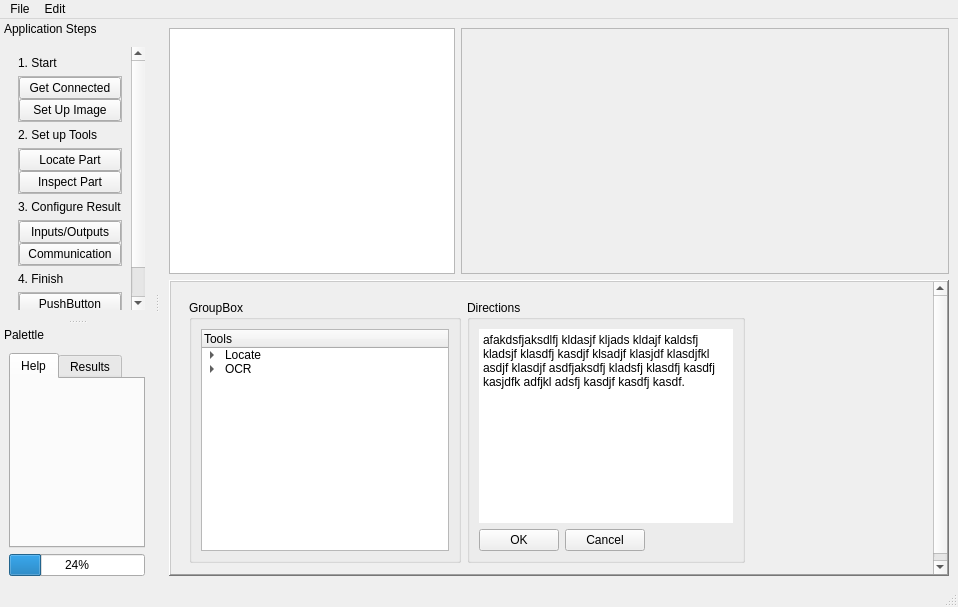
Above: deepvision-ui/gui/ui_mainwindow.ui from itsarpitgupta/dream-projects before the change. Below: the same form after it.
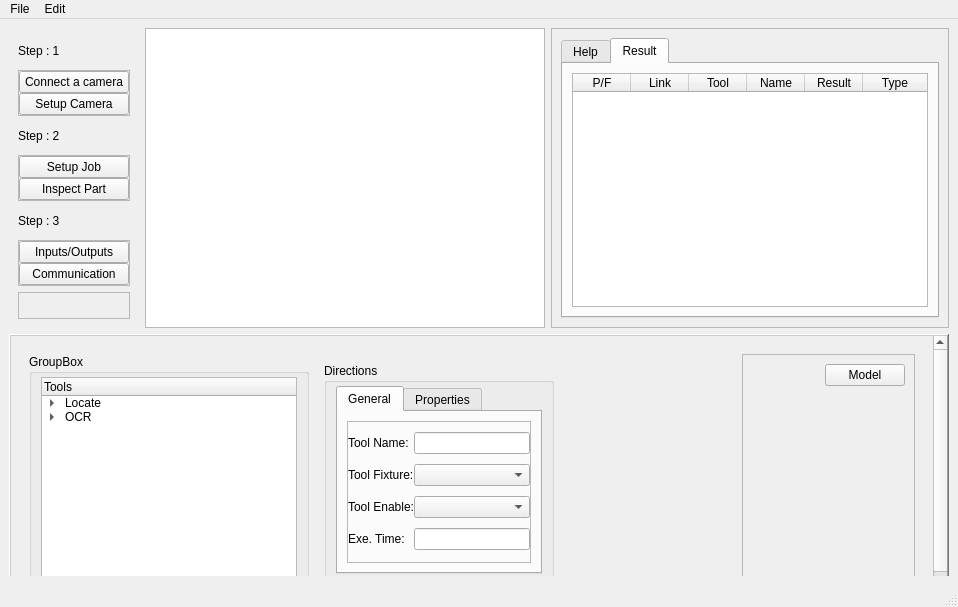
That is the form after the change. The open tabs and pages were chosen to show the change.

Commit message: pattern tool in progress

What changed in the file:
```diff
--- a/deepvision-ui/gui/ui_mainwindow.ui
+++ b/deepvision-ui/gui/ui_mainwindow.ui
@@ -25,7 +25,227 @@
   <widget class="QWidget" name="centralwidget">
    <layout class="QGridLayout" name="gridLayout_5">
     <item row="0" column="0">
+     <widget class="QScrollArea" name="scrollArea">
+      <property name="maximumSize">
+       <size>
+        <width>130</width>
+        <height>16777215</height>
+       </size>
+      </property>
+      <property name="frameShape">
+       <enum>QFrame::Box</enum>
+      </property>
+      <property name="frameShadow">
+       <enum>QFrame::Plain</enum>
+      </property>
+      <property name="lineWidth">
+       <number>0</number>
+      </property>
+      <property name="verticalScrollBarPolicy">
+       <enum>Qt::ScrollBarAsNeeded</enum>
+      </property>
+      <property name="widgetResizable">
+       <bool>true</bool>
+      </property>
+      <widget class="QWidget" name="scrollAreaWidgetContents">
+       <property name="geometry">
+        <rect>
+         <x>0</x>
+         <y>0</y>
+         <width>130</width>
+         <height>300</height>
+        </rect>
+       </property>
+       <layout class="QGridLayout" name="gridLayout_7">
+        <item row="4" column="0">
+         <widget class="QLabel" name="label_3">
+          <property name="text">
+           <string>Step : 3</string>
+          </property>
+         </widget>
+        </item>
+        <item row="0" column="0">
+         <widget class="QLabel" name="label">
+          <property name="text">
+           <string>Step : 1</string>
+          </property>
+         </widget>
+        </item>
+        <item row="2" column="0">
+         <widget class="QLabel" name="label_2">
+          <property name="text">
+           <string>Step : 2</string>
+          </property>
+         </widget>
+        </item>
+        <item row="6" column="0">
+         <widget class="QFrame" name="frame_5">
+          <property name="frameShape">
+           <enum>QFrame::StyledPanel</enum>
+          </property>
+          <property name="frameShadow">
+           <enum>QFrame::Raised</enum>
+          </property>
+          <layout class="QVBoxLayout" name="verticalLayout_5">
+           <property name="spacing">
+            <number>0</number>
+           </property>
+           <property name="leftMargin">
+            <number>0</number>
+           </property>
+           <property name="topMargin">
+            <number>0</number>
+           </property>
+           <property name="rightMargin">
+            <number>0</number>
+           </property>
+           <property name="bottomMargin">
+            <number>0</number>
+           </property>
+          </layout>
+         </widget>
+        </item>
+        <item row="3" column="0">
+         <widget class="QFrame" name="frame_3">
+          <property name="frameShape">
+           <enum>QFrame::StyledPanel</enum>
+          </property>
+          <property name="frameShadow">
+           <enum>QFrame::Raised</enum>
+          </property>
+          <layout class="QVBoxLayout" name="verticalLayout_2">
+           <property name="spacing">
+            <number>0</number>
+           </property>
+           <property name="leftMargin">
+            <number>0</number>
+           </property>
+           <property name="topMargin">
+            <number>0</number>
+           </property>
+           <property name="rightMargin">
+            <number>0</number>
+           </property>
+           <property name="bottomMargin">
+            <number>0</number>
+           </property>
+           <item>
+            <widget class="QPushButton" name="pushButton_3">
+             <property name="text">
+              <string>Setup Job</string>
+             </property>
+            </widget>
+           </item>
+           <item>
+            <widget class="QPushButton" name="pushButton_4">
+             <property name="text">
+              <string>Inspect Part</string>
+             </property>
+            </widget>
+           </item>
+          </layout>
+         </widget>
+        </item>
+        <item row="5" column="0">
+         <widget class="QFrame" name="frame_4">
+          <property name="frameShape">
+           <enum>QFrame::StyledPanel</enum>
+          </property>
+          <property name="frameShadow">
+           <enum>QFrame::Raised</enum>
+          </property>
+          <layout class="QVBoxLayout" name="verticalLayout_4">
+           <property name="spacing">
+            <number>0</number>
+           </property>
+           <property name="leftMargin">
+            <number>0</number>
+           </property>
+           <property name="topMargin">
+            <number>0</number>
+           </property>
+           <property name="rightMargin">
+            <number>0</number>
+           </property>
+           <property name="bottomMargin">
+            <number>0</number>
+           </property>
+           <item>
+            <widget class="QPushButton" name="pushButton_5">
+             <property name="text">
+              <string>Inputs/Outputs</string>
+             </property>
+            </widget>
+           </item>
+           <item>
+            <widget class="QPushButton" name="pushButton_6">
+             <property name="text">
+              <string>Communication</string>
+             </property>
+            </widget>
+           </item>
+          </layout>
+         </widget>
+        </item>
+        <item row="1" column="0">
+         <widget class="QFrame" name="frame_2">
+          <property name="frameShape">
+           <enum>QFrame::StyledPanel</enum>
+          </property>
+          <property name="frameShadow">
+           <enum>QFrame::Raised</enum>
+          </property>
+          <layout class="QVBoxLayout" name="verticalLayout">
+           <property name="spacing">
+            <number>0</number>
+           </property>
+           <property name="leftMargin">
+            <number>0</number>
+           </property>
+           <property name="topMargin">
+            <number>0</number>
+           </property>
+           <property name="rightMargin">
+            <number>0</number>
+           </property>
+           <property name="bottomMargin">
+            <number>0</number>
+           </property>
+           <item>
+            <widget class="QPushButton" name="pushButton">
+             <property name="text">
+              <string>Connect a camera</string>
+             </property>
+            </widget>
+           </item>
+           <item>
+            <widget class="QPushButton" name="pushButton_2">
+             <property name="text">
+              <string>Setup Camera</string>
+             </property>
+            </widget>
+           </item>
+          </layout>
+         </widget>
+        </item>
+       </layout>
+      </widget>
+     </widget>
+    </item>
+    <item row="0" column="1">
      <widget class="QGraphicsView" name="graphicsView">
+      <property name="minimumSize">
+       <size>
+        <width>400</width>
+        <height>300</height>
+       </size>
+      </property>
+      <property name="maximumSize">
+       <size>
+        <width>400</width>
+        <height>300</height>
+       </size>
+      </property>
       <property name="verticalScrollBarPolicy">
        <enum>Qt::ScrollBarAlwaysOff</enum>
       </property>
@@ -34,7 +254,7 @@
       </property>
      </widget>
     </item>
-    <item row="0" column="1">
+    <item row="0" column="2">
      <widget class="QFrame" name="frame_7">
       <property name="frameShape">
        <enum>QFrame::StyledPanel</enum>
@@ -42,24 +262,104 @@
       <property name="frameShadow">
        <enum>QFrame::Raised</enum>
       </property>
-      <layout class="QVBoxLayout" name="verticalLayout_7">
-       <item>
-        <spacer name="horizontalSpacer">
-         <property name="orientation">
-          <enum>Qt::Horizontal</enum>
+      <layout class="QGridLayout" name="gridLayout_2">
+       <item row="0" column="0">
+        <widget class="QTabWidget" name="tabWidget">
+         <property name="currentIndex">
+          <number>1</number>
          </property>
-         <property name="sizeHint" stdset="0">
-          <size>
-           <width>468</width>
-           <height>20</height>
-          </size>
-         </property>
-        </spacer>
+         <widget class="QWidget" name="tab">
+          <attribute name="title">
+           <string>Help</string>
+          </attribute>
+          <layout class="QGridLayout" name="gridLayout_14"/>
+         </widget>
+         <widget class="QWidget" name="Help">
+          <attribute name="title">
+           <string>Result</string>
+          </attribute>
+          <layout class="QGridLayout" name="gridLayout_11">
+           <item row="0" column="0">
+            <widget class="QTableWidget" name="tableWidget">
+             <property name="autoScroll">
+              <bool>true</bool>
+             </property>
+             <property name="autoScrollMargin">
+              <number>0</number>
+             </property>
+             <property name="textElideMode">
+              <enum>Qt::ElideLeft</enum>
+             </property>
+             <property name="showGrid">
+              <bool>true</bool>
+             </property>
+             <property name="wordWrap">
+              <bool>true</bool>
+             </property>
+             <property name="cornerButtonEnabled">
+              <bool>true</bool>
+             </property>
+             <attribute name="horizontalHeaderDefaultSectionSize">
+              <number>58</number>
+             </attribute>
+             <attribute name="horizontalHeaderMinimumSectionSize">
+              <number>30</number>
+             </attribute>
+             <attribute name="horizontalHeaderStretchLastSection">
+              <bool>true</bool>
+             </attribute>
+             <attribute name="verticalHeaderDefaultSectionSize">
+              <number>19</number>
+             </attribute>
+             <attribute name="verticalHeaderHighlightSections">
+              <bool>true</bool>
+             </attribute>
+             <attribute name="verticalHeaderMinimumSectionSize">
+              <number>17</number>
+             </attribute>
+             <attribute name="verticalHeaderStretchLastSection">
+              <bool>false</bool>
+             </attribute>
+             <column>
+              <property name="text">
+               <string>P/F</string>
+              </property>
+             </column>
+             <column>
+              <property name="text">
+               <string>Link</string>
+              </property>
+             </column>
+             <column>
+              <property name="text">
+               <string>Tool</string>
+              </property>
+             </column>
+             <column>
+              <property name="text">
+               <string>Name</string>
+              </property>
+             </column>
+             <column>
+              <property name="text">
+               <string>Result</string>
+              </property>
+             </column>
+             <column>
+              <property name="text">
+               <string>Type</string>
+              </property>
+             </column>
+            </widget>
+           </item>
+          </layout>
+         </widget>
+        </widget>
        </item>
       </layout>
      </widget>
     </item>
-    <item row="1" column="0" colspan="2">
+    <item row="1" column="0" colspan="3">
      <widget class="QSplitter" name="splitter">
       <property name="minimumSize">
        <size>
@@ -95,7 +395,7 @@
        <property name="frameShadow">
         <enum>QFrame::Raised</enum>
        </property>
-       <layout class="QGridLayout" name="gridLayout_2">
+       <layout class="QGridLayout" name="gridLayout_6">
         <property name="leftMargin">
          <number>0</number>
         </property>
@@ -113,9 +413,18 @@
         </property>
         <item row="0" column="0">
          <widget class="QScrollArea" name="scrollArea_2">
+          <property name="maximumSize">
+           <size>
+            <width>16777215</width>
+            <height>16777215</height>
+           </size>
+          </property>
           <property name="frameShape">
            <enum>QFrame::NoFrame</enum>
           </property>
+          <property name="verticalScrollBarPolicy">
+           <enum>Qt::ScrollBarAsNeeded</enum>
+          </property>
           <property name="widgetResizable">
            <bool>true</bool>
           </property>
@@ -124,8 +433,8 @@
             <rect>
              <x>0</x>
              <y>0</y>
-             <width>786</width>
-             <height>292</height>
+             <width>936</width>
+             <height>272</height>
             </rect>
            </property>
            <layout class="QGridLayout" name="gridLayout_25">
@@ -558,13 +867,277 @@
                </layout>
               </widget>
               <widget class="QWidget" name="page_2">
-               <layout class="QGridLayout" name="gridLayout_22">
+               <layout class="QGridLayout" name="gridLayout_15">
+                <item row="0" column="1">
+                 <widget class="QStackedWidget" name="stackedWidget">
+                  <property name="maximumSize">
+                   <size>
+                    <width>300</width>
+                    <height>16777215</height>
+                   </size>
+                  </property>
+                  <property name="frameShadow">
+                   <enum>QFrame::Sunken</enum>
+                  </property>
+                  <property name="lineWidth">
+                   <number>0</number>
+                  </property>
+                  <property name="currentIndex">
+                   <number>0</number>
+                  </property>
+                  <widget class="QWidget" name="page">
+                   <layout class="QGridLayout" name="gridLayout_10">
+                    <item row="0" column="0">
+                     <widget class="QGroupBox" name="groupBox_14">
+                      <property name="maximumSize">
+                       <size>
+                        <width>350</width>
+                        <height>16777215</height>
+                       </size>
+                      </property>
+                      <property name="title">
+                       <string>Directions</string>
+                      </property>
+                      <layout class="QGridLayout" name="gridLayout_9">
+                       <property name="topMargin">
+                        <number>3</number>
+                       </property>
+                       <property name="bottomMargin">
+                        <number>3</number>
+                       </property>
+                       <item row="1" column="0">
+                        <layout class="QHBoxLayout" name="horizontalLayout_2">
+                         <item>
+                          <spacer name="horizontalSpacer_2">
+                           <property name="orientation">
+                            <enum>Qt::Horizontal</enum>
+                           </property>
+                           <property name="sizeHint" stdset="0">
+                            <size>
+                             <width>40</width>
+                             <height>20</height>
+                            </size>
+                           </property>
+                          </spacer>
+                         </item>
+                         <item>
+                          <widget class="QPushButton" name="pushButton_31">
+                           <property name="text">
+                            <string>Save</string>
+                           </property>
+                          </widget>
+                         </item>
+                         <item>
+                          <widget class="QPushButton" name="pushButton_32">
+                           <property name="text">
+                            <string>Cancel</string>
+                           </property>
+                          </widget>
+                         </item>
+                        </layout>
+                       </item>
+                       <item row="0" column="0">
+                        <widget class="QTabWidget" name="tabWidget_3">
+                         <property name="currentIndex">
+                          <number>0</number>
+                         </property>
+                         <widget class="QWidget" name="tab_5">
+                          <attribute name="title">
+                           <string>General</string>
+                          </attribute>
+                          <layout class="QHBoxLayout" name="horizontalLayout">
+                           <item>
+                            <widget class="QFrame" name="frame_8">
+                             <property name="frameShape">
+                              <enum>QFrame::StyledPanel</enum>
+                             </property>
+                             <property name="frameShadow">
+                              <enum>QFrame::Raised</enum>
+                             </property>
+                             <layout class="QGridLayout" name="gridLayout_3">
+                              <property name="leftMargin">
+                               <number>0</number>
+                              </property>
+                              <property name="topMargin">
+                               <number>0</number>
+                              </property>
+                              <property name="rightMargin">
+                               <number>0</number>
+                              </property>
+                              <property name="bottomMargin">
+                               <number>0</number>
+                              </property>
+                              <property name="spacing">
+                               <number>0</number>
+                              </property>
+                              <item row="3" column="1">
+                               <widget class="QLineEdit" name="lineEdit_2"/>
+                              </item>
+                              <item row="2" column="1">
+                               <widget class="QComboBox" name="comboBox_6"/>
+                              </item>
+                              <item row="3" column="0">
+                               <widget class="QLabel" name="label_7">
+                                <property name="text">
+                                 <string>Exe. Time:</string>
+                                </property>
+                               </widget>
+                              </item>
+                              <item row="2" column="0">
+                               <widget class="QLabel" name="label_6">
+                                <property name="text">
+                                 <string>Tool Enable:</string>
+                                </property>
+                               </widget>
+                              </item>
+                              <item row="0" column="1">
+                               <widget class="QLineEdit" name="lineEdit"/>
+                              </item>
+                              <item row="1" column="0">
+                               <widget class="QLabel" name="label_5">
+                                <property name="text">
+                                 <string>Tool Fixture:</string>
+                                </property>
+                               </widget>
+                              </item>
+                              <item row="0" column="0">
+                               <widget class="QLabel" name="label_4">
+                                <property name="text">
+                                 <string>Tool Name:</string>
+                                </property>
+                               </widget>
+                              </item>
+                              <item row="1" column="1">
+                               <widget class="QComboBox" name="comboBox_5"/>
+                              </item>
+                             </layout>
+                            </widget>
+                           </item>
+                          </layout>
+                         </widget>
+                         <widget class="QWidget" name="tab_6">
+                          <attribute name="title">
+                           <string>Properties</string>
+                          </attribute>
+                          <layout class="QGridLayout" name="gridLayout_4">
+                           <item row="0" column="1" colspan="3">
+                            <widget class="QComboBox" name="comboBox"/>
+                           </item>
+                           <item row="1" column="0">
+                            <widget class="QLabel" name="label_9">
+                             <property name="text">
+                              <string>Option</string>
+                             </property>
+                            </widget>
+                           </item>
+                           <item row="0" column="0">
+                            <widget class="QLabel" name="label_8">
+                             <property name="text">
+                              <string>Method Name:</string>
+                             </property>
+                            </widget>
+                           </item>
+                           <item row="1" column="1" colspan="3">
+                            <widget class="QComboBox" name="comboBox_2"/>
+                           </item>
+                           <item row="3" column="0">
+                            <spacer name="verticalSpacer">
+                             <property name="orientation">
+                              <enum>Qt::Vertical</enum>
+                             </property>
+                             <property name="sizeHint" stdset="0">
+                              <size>
+                               <width>20</width>
+                               <height>40</height>
+                              </size>
+                             </property>
+                            </spacer>
+                           </item>
+                           <item row="2" column="0">
+                            <widget class="QLabel" name="label_10">
+                             <property name="text">
+                              <string>Threshold:</string>
+                             </property>
+                            </widget>
+                           </item>
+                           <item row="2" column="1" colspan="3">
+                            <widget class="QSpinBox" name="spinBox"/>
+                           </item>
+                          </layout>
+                         </widget>
+                        </widget>
+                       </item>
+                      </layout>
+                     </widget>
+                    </item>
+                   </layout>
+                  </widget>
+                  <widget class="QWidget" name="page_3"/>
+                 </widget>
+                </item>
+                <item row="0" column="3">
+                 <widget class="QFrame" name="frame_9">
+                  <property name="maximumSize">
+                   <size>
+                    <width>400</width>
+                    <height>400</height>
+                   </size>
+                  </property>
+                  <property name="frameShape">
+                   <enum>QFrame::StyledPanel</enum>
+                  </property>
+                  <property name="frameShadow">
+                   <enum>QFrame::Raised</enum>
+                  </property>
+                  <layout class="QGridLayout" name="gridLayout_13">
+                   <item row="0" column="1">
+                    <spacer name="horizontalSpacer">
+                     <property name="orientation">
+                      <enum>Qt::Horizontal</enum>
+                     </property>
+                     <property name="sizeHint" stdset="0">
+                      <size>
+                       <width>40</width>
+                       <height>20</height>
+                      </size>
+                     </property>
+                    </spacer>
+                   </item>
+                   <item row="1" column="1" colspan="2">
+                    <widget class="QLabel" name="label_11">
+                     <property name="text">
+                      <string/>
+                     </property>
+                    </widget>
+                   </item>
+                   <item row="0" column="2">
+                    <widget class="QPushButton" name="pushButton_7">
+                     <property name="text">
+                      <string>Model</string>
+                     </property>
+                    </widget>
+                   </item>
+                  </layout>
+                 </widget>
+                </item>
                 <item row="0" column="0">
                  <widget class="QGroupBox" name="groupBox_13">
+                  <property name="maximumSize">
+                   <size>
+                    <width>300</width>
+                    <height>16777215</height>
+                   </size>
+                  </property>
                   <property name="title">
                    <string>GroupBox</string>
                   </property>
-                  <layout class="QGridLayout" name="gridLayout_23">
+                  <layout class="QGridLayout" name="gridLayout_8">
+                   <property name="topMargin">
+                    <number>3</number>
+                   </property>
+                   <property name="bottomMargin">
+                    <number>3</number>
+                   </property>
                    <item row="0" column="0">
                     <widget class="QTreeWidget" name="treeWidget_2">
                      <property name="dragEnabled">
@@ -576,6 +1149,12 @@
                      <property name="animated">
                       <bool>true</bool>
                      </property>
+                     <attribute name="headerVisible">
+                      <bool>true</bool>
+                     </attribute>
+                     <attribute name="headerCascadingSectionResizes">
+                      <bool>false</bool>
+                     </attribute>
                      <column>
                       <property name="text">
                        <string>Tools</string>
@@ -616,67 +1195,14 @@
                   </layout>
                  </widget>
                 </item>
-                <item row="0" column="1">
-                 <widget class="QGroupBox" name="groupBox_14">
-                  <property name="title">
-                   <string>Directions</string>
-                  </property>
-                  <layout class="QGridLayout" name="gridLayout_24">
-                   <item row="0" column="0" colspan="2">
-                    <widget class="QPlainTextEdit" name="plainTextEdit_2">
-                     <property name="frameShape">
-                      <enum>QFrame::NoFrame</enum>
-                     </property>
-                     <property name="lineWidth">
-                      <number>0</number>
-                     </property>
-                     <property name="plainText">
-                      <string>afakdsfjaksdlfj kldasjf kljads kldajf kaldsfj kladsjf klasdfj kasdjf klsadjf klasjdf klasdjfkl asdjf klasdjf asdfjaksdfj kladsfj klasdfj kasdfj kasjdfk adfjkl adsfj kasdjf kasdfj kasdf.</string>
-                     </property>
-                    </widget>
-                   </item>
-                   <item row="1" column="0">
-                    <layout class="QHBoxLayout" name="horizontalLayout_2">
-                     <item>
-                      <widget class="QPushButton" name="pushButton_31">
-                       <property name="text">
-                        <string>OK</string>
-                       </property>
-                      </widget>
-                     </item>
-                     <item>
-                      <widget class="QPushButton" name="pushButton_32">
-                       <property name="text">
-                        <string>Cancel</string>
-                       </property>
-                      </widget>
-                     </item>
-                    </layout>
-                   </item>
-                   <item row="1" column="1">
-                    <spacer name="horizontalSpacer_5">
-                     <property name="orientation">
-                      <enum>Qt::Horizontal</enum>
-                     </property>
-                     <property name="sizeHint" stdset="0">
-                      <size>
-                       <width>89</width>
-                       <height>20</height>
-                      </size>
-                     </property>
-                    </spacer>
-                   </item>
-                  </layout>
-                 </widget>
-                </item>
                 <item row="0" column="2">
-                 <spacer name="horizontalSpacer_6">
+                 <spacer name="horizontalSpacer_3">
                   <property name="orientation">
                    <enum>Qt::Horizontal</enum>
                   </property>
                   <property name="sizeHint" stdset="0">
                    <size>
-                    <width>178</width>
+                    <width>40</width>
                     <height>20</height>
                    </size>
                   </property>
@@ -723,296 +1249,6 @@
     <bool>true</bool>
    </property>
   </widget>
-  <widget class="QDockWidget" name="dockWidget">
-   <property name="maximumSize">
-    <size>
-     <width>524287</width>
-     <height>300</height>
-    </size>
-   </property>
-   <property name="features">
-    <set>QDockWidget::DockWidgetMovable</set>
-   </property>
-   <property name="windowTitle">
-    <string>Application Steps</string>
-   </property>
-   <attribute name="dockWidgetArea">
-    <number>1</number>
-   </attribute>
-   <widget class="QWidget" name="dockWidgetContents">
-    <layout class="QVBoxLayout" name="verticalLayout_3">
-     <item>
-      <widget class="QScrollArea" name="scrollArea">
-       <property name="frameShape">
-        <enum>QFrame::Box</enum>
-       </property>
-       <property name="frameShadow">
-        <enum>QFrame::Plain</enum>
-       </property>
-       <property name="lineWidth">
-        <number>0</number>
-       </property>
-       <property name="verticalScrollBarPolicy">
-        <enum>Qt::ScrollBarAlwaysOn</enum>
-       </property>
-       <property name="widgetResizable">
-        <bool>true</bool>
-       </property>
-       <widget class="QWidget" name="scrollAreaWidgetContents">
-        <property name="geometry">
-         <rect>
-          <x>0</x>
-          <y>0</y>
-          <width>111</width>
-          <height>304</height>
-         </rect>
-        </property>
-        <layout class="QVBoxLayout" name="verticalLayout_6">
-         <item>
-          <widget class="QLabel" name="label">
-           <property name="text">
-            <string>1. Start</string>
-           </property>
-          </widget>
-         </item>
-         <item>
-          <widget class="QFrame" name="frame_2">
-           <property name="frameShape">
-            <enum>QFrame::StyledPanel</enum>
-           </property>
-           <property name="frameShadow">
-            <enum>QFrame::Raised</enum>
-           </property>
-           <layout class="QVBoxLayout" name="verticalLayout">
-            <property name="spacing">
-             <number>0</number>
-            </property>
-            <property name="leftMargin">
-             <number>0</number>
-            </property>
-            <property name="topMargin">
-             <number>0</number>
-            </property>
-            <property name="rightMargin">
-             <number>0</number>
-            </property>
-            <property name="bottomMargin">
-             <number>0</number>
-            </property>
-            <item>
-             <widget class="QPushButton" name="pushButton">
-              <property name="text">
-               <string>Get Connected</string>
-              </property>
-             </widget>
-            </item>
-            <item>
-             <widget class="QPushButton" name="pushButton_2">
-              <property name="text">
-               <string>Set Up Image</string>
-              </property>
-             </widget>
-            </item>
-           </layout>
-          </widget>
-         </item>
-         <item>
-          <widget class="QLabel" name="label_2">
-           <property name="text">
-            <string>2. Set up Tools</string>
-           </property>
-          </widget>
-         </item>
-         <item>
-          <widget class="QFrame" name="frame_3">
-           <property name="frameShape">
-            <enum>QFrame::StyledPanel</enum>
-           </property>
-           <property name="frameShadow">
-            <enum>QFrame::Raised</enum>
-           </property>
-           <layout class="QVBoxLayout" name="verticalLayout_2">
-            <property name="spacing">
-             <number>0</number>
-            </property>
-            <property name="leftMargin">
-             <number>0</number>
-            </property>
-            <property name="topMargin">
-             <number>0</number>
-            </property>
-            <property name="rightMargin">
-             <number>0</number>
-            </property>
-            <property name="bottomMargin">
-             <number>0</number>
-            </property>
-            <item>
-             <widget class="QPushButton" name="pushButton_3">
-              <property name="text">
-               <string>Locate Part</string>
-              </property>
-             </widget>
-            </item>
-            <item>
-             <widget class="QPushButton" name="pushButton_4">
-              <property name="text">
-               <string>Inspect Part</string>
-              </property>
-             </widget>
-            </item>
-           </layout>
-          </widget>
-         </item>
-         <item>
-          <widget class="QLabel" name="label_3">
-           <property name="text">
-            <string>3. Configure Result</string>
-           </property>
-          </widget>
-         </item>
-         <item>
-          <widget class="QFrame" name="frame_4">
-           <property name="frameShape">
-            <enum>QFrame::StyledPanel</enum>
-           </property>
-           <property name="frameShadow">
-            <enum>QFrame::Raised</enum>
-           </property>
-           <layout class="QVBoxLayout" name="verticalLayout_4">
-            <property name="spacing">
-             <number>0</number>
-            </property>
-            <property name="leftMargin">
-             <number>0</number>
-            </property>
-            <property name="topMargin">
-             <number>0</number>
-            </property>
-            <property name="rightMargin">
-             <number>0</number>
-            </property>
-            <property name="bottomMargin">
-             <number>0</number>
-            </property>
-            <item>
-             <widget class="QPushButton" name="pushButton_5">
-              <property name="text">
-               <string>Inputs/Outputs</string>
-              </property>
-             </widget>
-            </item>
-            <item>
-             <widget class="QPushButton" name="pushButton_6">
-              <property name="text">
-               <string>Communication</string>
-              </property>
-             </widget>
-            </item>
-           </layout>
-          </widget>
-         </item>
-         <item>
-          <widget class="QLabel" name="label_4">
-           <property name="text">
-            <string>4. Finish</string>
-           </property>
-          </widget>
-         </item>
-         <item>
-          <widget class="QFrame" name="frame_5">
-           <property name="frameShape">
-            <enum>QFrame::StyledPanel</enum>
-           </property>
-           <property name="frameShadow">
-            <enum>QFrame::Raised</enum>
-           </property>
-           <layout class="QVBoxLayout" name="verticalLayout_5">
-            <property name="spacing">
-             <number>0</number>
-            </property>
-            <property name="leftMargin">
-             <number>0</number>
-            </property>
-            <property name="topMargin">
-             <number>0</number>
-            </property>
-            <property name="rightMargin">
-             <number>0</number>
-            </property>
-            <property name="bottomMargin">
-             <number>0</number>
-            </property>
-            <item>
-             <widget class="QPushButton" name="pushButton_7">
-              <property name="text">
-               <string>PushButton</string>
-              </property>
-             </widget>
-            </item>
-            <item>
-             <widget class="QPushButton" name="pushButton_8">
-              <property name="text">
-               <string>PushButton</string>
-              </property>
-             </widget>
-            </item>
-           </layout>
-          </widget>
-         </item>
-        </layout>
-       </widget>
-      </widget>
-     </item>
-    </layout>
-   </widget>
-  </widget>
-  <widget class="QDockWidget" name="dockWidget_2">
-   <property name="floating">
-    <bool>false</bool>
-   </property>
-   <property name="features">
-    <set>QDockWidget::DockWidgetMovable</set>
-   </property>
-   <property name="windowTitle">
-    <string>Palettle</string>
-   </property>
-   <attribute name="dockWidgetArea">
-    <number>1</number>
-   </attribute>
-   <widget class="QWidget" name="dockWidgetContents_2">
-    <layout class="QGridLayout" name="gridLayout_3">
-     <item row="1" column="0">
-      <widget class="QProgressBar" name="progressBar">
-       <property name="value">
-        <number>24</number>
-       </property>
-      </widget>
-     </item>
-     <item row="0" column="0">
-      <widget class="QTabWidget" name="tabWidget_2">
-       <property name="currentIndex">
-        <number>0</number>
-       </property>
-       <property name="usesScrollButtons">
-        <bool>true</bool>
-       </property>
-       <widget class="QWidget" name="tab_3">
-        <attribute name="title">
-         <string>Help</string>
-        </attribute>
-        <layout class="QGridLayout" name="gridLayout_4"/>
-       </widget>
-       <widget class="QWidget" name="tab_4">
-        <attribute name="title">
-         <string>Results</string>
-        </attribute>
-       </widget>
-      </widget>
-     </item>
-    </layout>
-   </widget>
-  </widget>
  </widget>
  <resources/>
  <connections/>
```
Left out of the diff: 4 changed lines with no effect on the pictures. The commit also changes 2 other files.
